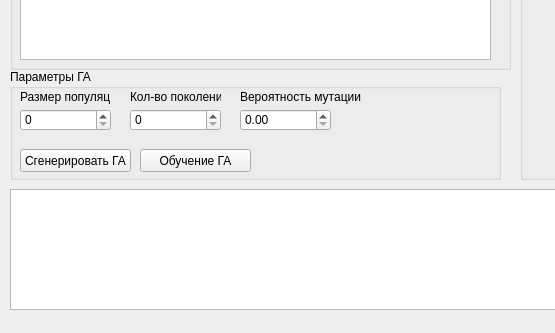
Above: LW_1/Form.ui from GongniR/DoIS before the change; both pictures show x 0 to 555 and y 471 to 804 of the 1175 by 804 pixel window. Below: the same form after it.
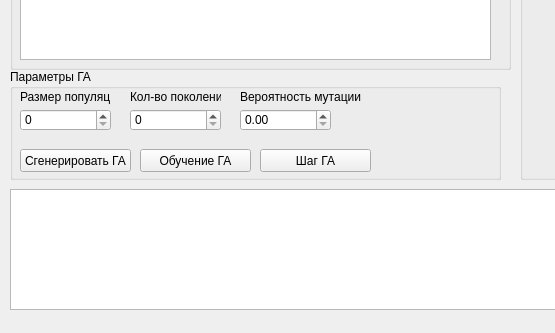
That is the form after the change.

What changed in the file:
```diff
--- a/LW_1/Form.ui
+++ b/LW_1/Form.ui
@@ -133,6 +133,19 @@
       <string>Сгенерировать ГА</string>
      </property>
     </widget>
+    <widget class="QPushButton" name="Train_Step_pushButton">
+     <property name="geometry">
+      <rect>
+       <x>250</x>
+       <y>80</y>
+       <width>111</width>
+       <height>23</height>
+      </rect>
+     </property>
+     <property name="text">
+      <string>Шаг ГА</string>
+     </property>
+    </widget>
    </widget>
    <widget class="QGroupBox" name="groupBox_2">
     <property name="geometry">
```
Left out of the diff: 2 changed lines with no effect on the pictures.
